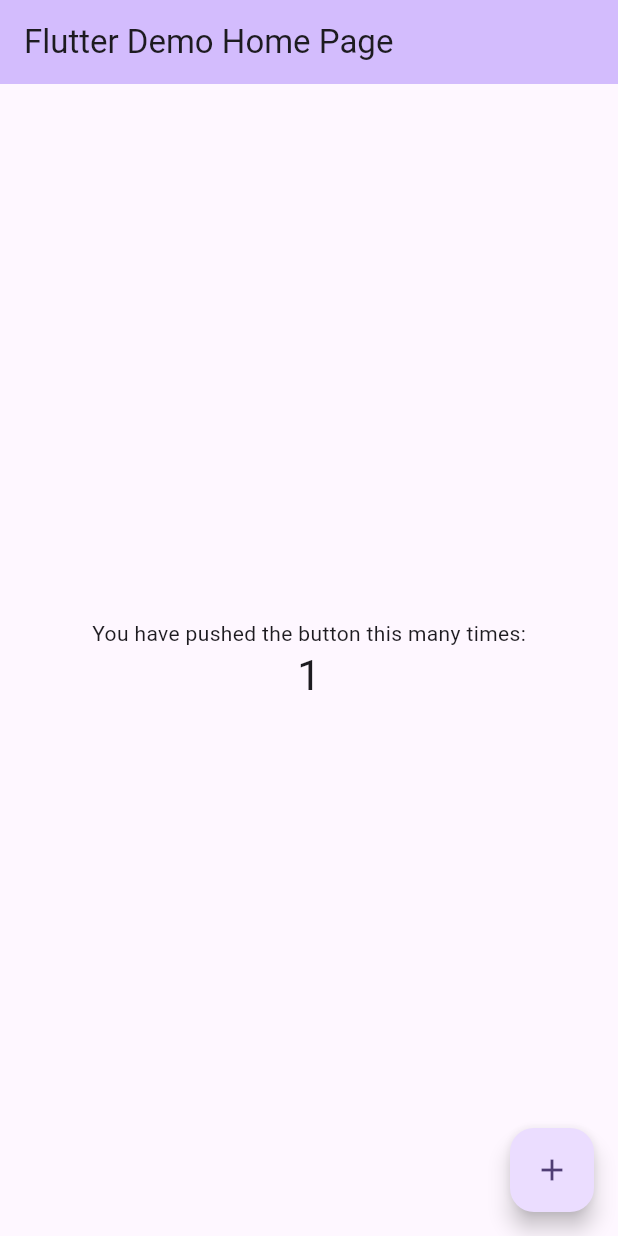
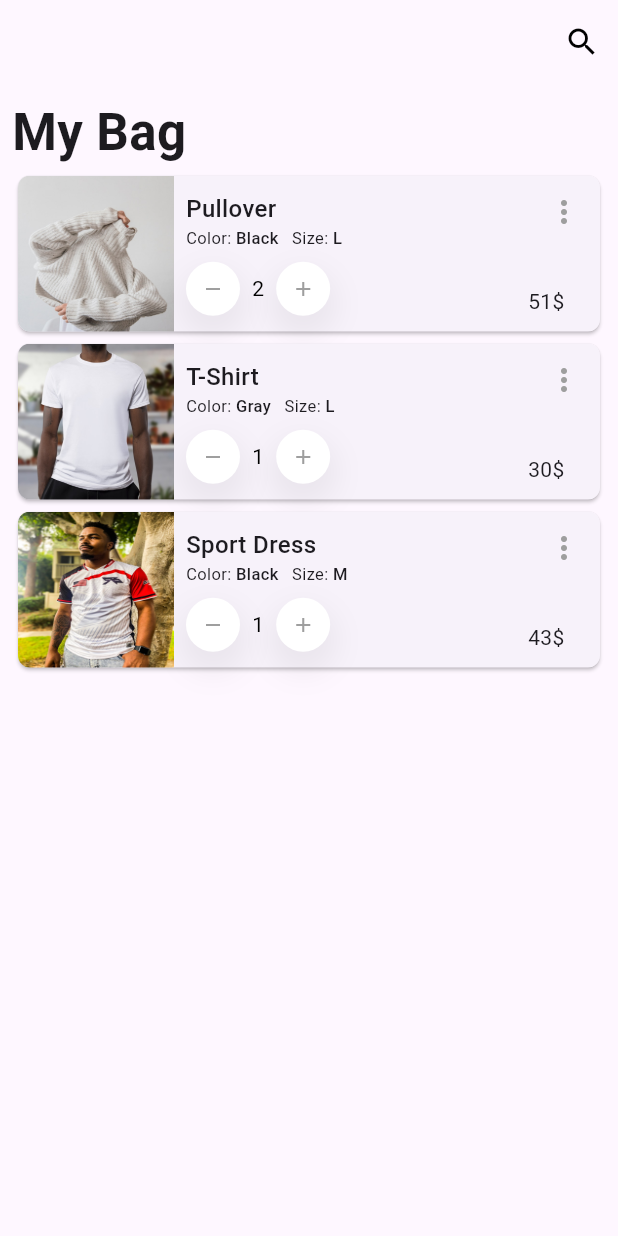
Before and after one commit to rayhan1650/cart_design_asignment, a Flutter app: the screen it shows after launch, after a tap on the "add" icon, on a phone screen of 412 x 824 dp. Run offline on Flutter 3.47's test engine with Material 3 defaults, Android fonts, the phone set to English and light mode, and no system bars.

Commit message:
item design done

```diff
--- /dev/null
+++ b/lib/item_list.dart
@@ -0,0 +1,312 @@
+import 'package:flutter/material.dart';
+
+class Item extends StatefulWidget {
+  String image;
+  String itemName;
+  String color;
+  String size;
+  int quantity;
+  int price;
+  Item(
+      {super.key,
+      required this.image,
+      required this.itemName,
+      required this.color,
+      required this.size,
+      required this.quantity,
+      required this.price}) {}
+
+  @override
+  State<Item> createState() => _ItemState();
+}
+
+class _ItemState extends State<Item> {
+  @override
+  Widget build(BuildContext context) {
+    return Card(
+      shape: RoundedRectangleBorder(
+        borderRadius: BorderRadius.circular(8),
+      ),
+      child: Row(
+        mainAxisAlignment: MainAxisAlignment.spaceBetween,
+        crossAxisAlignment: CrossAxisAlignment.start,
+        children: [
+          Row(
+            children: [
+              ClipRRect(
+                borderRadius: BorderRadius.only(
+                  topLeft: Radius.circular(8),
+                  bottomLeft: Radius.circular(8),
+                ),
+                child: Image.asset(
+                  '${widget.image}',
+                  width: 104,
+                  height: 104,
+                  fit: BoxFit.fill,
+                ),
+              ),
+              Padding(
+                padding: const EdgeInsets.all(8.0),
+                child: Column(
+                  crossAxisAlignment: CrossAxisAlignment.start,
+                  children: [
+                    Text(
+                      "${widget.itemName}",
+                      style: TextStyle(
+                        fontSize: 16,
+                        fontWeight: FontWeight.w500,
+                      ),
+                    ),
+                    Row(
+                      children: [
+                        Text(
+                          "Color:",
+                          style: TextStyle(
+                            fontSize: 11,
+                          ),
+                        ),
+                        Text(
+                          " ${widget.color}",
+                          style: TextStyle(
+                            fontSize: 11,
+                            fontWeight: FontWeight.w500,
+                          ),
+                        ),
+                        Text(
+                          "   Size:",
+                          style: TextStyle(
+                            fontSize: 11,
+                          ),
+                        ),
+                        Text(
+                          " ${widget.size}",
+                          style: TextStyle(
+                            fontSize: 11,
+                            fontWeight: FontWeight.w500,
+                          ),
+                        ),
+                      ],
+                    ),
+                    Padding(
+                      padding: const EdgeInsets.only(top: 8),
+                      child: Row(
+                        children: [
+                          Container(
+                            width: 36,
+                            height: 36,
+                            decoration: BoxDecoration(
+                              shape: BoxShape.circle,
+                              color: Colors.white,
+                              boxShadow: [
+                                BoxShadow(
+                                  color: Colors.black12.withOpacity(0.05),
+                                  blurStyle: BlurStyle.normal,
+                                  blurRadius: 15,
+                                  spreadRadius: 5,
+                                  offset: const Offset(0, 10),
+                                )
+                              ],
+                            ),
+                            alignment: Alignment.center,
+                            child: IconButton(
+                              onPressed: () {
+                                setState(() {
+                                  if (widget.quantity > 1) {
+                                    widget.quantity--;
+                                  }
+                                });
+                              },
+                              icon: Icon(
+                                Icons.remove,
+                                color: Colors.grey,
+                                size: 16,
+                              ),
+                            ),
+                          ),
+                          Padding(
+                            padding: const EdgeInsets.all(8.0),
+                            child: Text(
+                              "${widget.quantity}",
+                              style: TextStyle(
+                                fontSize: 14,
+                                color: Colors.black,
+                              ),
+                            ),
+                          ),
+                          Container(
+                            width: 36,
+                            height: 36,
+                            decoration: BoxDecoration(
+                              shape: BoxShape.circle,
+                              color: Colors.white,
+                              boxShadow: [
+                                BoxShadow(
+                                  color: Colors.black12.withOpacity(0.05),
+                                  blurStyle: BlurStyle.normal,
+                                  blurRadius: 15,
+                                  spreadRadius: 5,
+                                  offset: const Offset(0, 10),
+                                )
+                              ],
+                            ),
+                            alignment: Alignment.center,
+                            child: IconButton(
+                              onPressed: () {
+                                setState(() {
+                                  if (widget.quantity < 5) {
+                                    widget.quantity++;
+                                    if (widget.quantity == 5) {
+                                      showDialog(
+                                          context: context,
+                                          builder: (context) {
+                                            return AlertDialog(
+                                              title: Text(
+                                                'Congratulations!',
+                                                textAlign: TextAlign.center,
+                                                style: TextStyle(
+                                                    fontWeight: FontWeight.w700,
+                                                    color: Colors.black),
+                                              ),
+                                              content: Text(
+                                                "You have added \n 5 \n ${widget.itemName} on your bag!",
+                                                textAlign: TextAlign.center,
+                                                style: TextStyle(
+                                                    fontSize: 18,
+                                                    fontWeight: FontWeight.w400,
+                                                    color: Colors.black),
+                                              ),
+                                              actions: [
+                                                SizedBox(
+                                                  width: double.infinity,
+                                                  child: ElevatedButton(
+                                                    style: ElevatedButton
+                                                        .styleFrom(
+                                                      backgroundColor:
+                                                          Colors.red,
+                                                      foregroundColor:
+                                                          Colors.white,
+                                                      shape:
+                                                          RoundedRectangleBorder(
+                                                        borderRadius:
+                                                            BorderRadius
+                                                                .circular(25),
+                                                      ),
+                                                      textStyle:
+                                                          const TextStyle(
+                                                        fontSize: 14,
+                                                        fontWeight:
+                                                            FontWeight.w600,
+                                                      ),
+                                                      padding: const EdgeInsets
+                                                          .symmetric(
+                                                        horizontal: 20,
+                                                        vertical: 15,
+                                                      ),
+                                                    ),
+                                                    onPressed: () {
+                                                      Navigator.of(context)
+                                                          .pop();
+                                                    },
+                                                    child: const Text('OKAY'),
+                                                  ),
+                                                )
+                                              ],
+                                            );
+                                          });
+                                    }
+                                  } else if (widget.quantity == 5) {
+                                    showDialog(
+                                        context: context,
+                                        builder: (context) {
+                                          return AlertDialog(
+                                            title: Text(
+                                              'Congratulations!',
+                                              textAlign: TextAlign.center,
+                                              style: TextStyle(
+                                                  fontWeight: FontWeight.w700,
+                                                  color: Colors.black),
+                                            ),
+                                            content: Text(
+                                              "You have added \n 5 \n ${widget.itemName} on your bag!",
+                                              textAlign: TextAlign.center,
+                                              style: TextStyle(
+                                                  fontSize: 18,
+                                                  fontWeight: FontWeight.w400,
+                                                  color: Colors.black),
+                                            ),
+                                            actions: [
+                                              SizedBox(
+                                                width: double.infinity,
+                                                child: ElevatedButton(
+                                                  style:
+                                                      ElevatedButton.styleFrom(
+                                                    backgroundColor: Colors.red,
+                                                    foregroundColor:
+                                                        Colors.white,
+                                                    shape:
+                                                        RoundedRectangleBorder(
+                                                      borderRadius:
+                                                          BorderRadius.circular(
+                                                              25),
+                                                    ),
+                                                    textStyle: const TextStyle(
+                                                      fontSize: 14,
+                                                      fontWeight:
+                                                          FontWeight.w600,
+                                                    ),
+                                                    padding: const EdgeInsets
+                                                        .symmetric(
+                                                      horizontal: 20,
+                                                      vertical: 15,
+                                                    ),
+                                                  ),
+                                                  onPressed: () {
+                                                    Navigator.of(context).pop();
+                                                  },
+                                                  child: const Text('OKAY'),
+                                                ),
+                                              )
+                                            ],
+                                          );
+                                        });
+                                  }
+                                });
+                              },
+                              icon: Icon(
+                                Icons.add,
+                                color: Colors.grey,
+                                size: 16,
+                              ),
+                            ),
+                          )
+                        ],
+                      ),
+                    )
+                  ],
+                ),
+              ),
+            ],
+          ),
+          Column(
+            mainAxisAlignment: MainAxisAlignment.spaceAround,
+            crossAxisAlignment: CrossAxisAlignment.start,
+            mainAxisSize: MainAxisSize.min,
+            children: [
+              IconButton(
+                onPressed: () {},
+                icon: const Icon(
+                  Icons.more_vert_outlined,
+                  color: Colors.grey,
+                ),
+              ),
+              SizedBox(
+                height: 26,
+              ),
+              Text("${widget.price}\$"),
+            ],
+          )
+        ],
+      ),
+    );
+  }
+}
--- a/lib/main.dart
+++ b/lib/main.dart
@@ -1,3 +1,4 @@
+import 'package:cart_design_asignment/item_list.dart';
 import 'package:flutter/material.dart';
 
 void main() {
@@ -7,119 +8,77 @@
 class MyApp extends StatelessWidget {
   const MyApp({super.key});
 
-  // This widget is the root of your application.
   @override
   Widget build(BuildContext context) {
-    return MaterialApp(
-      title: 'Flutter Demo',
-      theme: ThemeData(
-        // This is the theme of your application.
-        //
-        // TRY THIS: Try running your application with "flutter run". You'll see
-        // the application has a purple toolbar. Then, without quitting the app,
-        // try changing the seedColor in the colorScheme below to Colors.green
-        // and then invoke "hot reload" (save your changes or press the "hot
-        // reload" button in a Flutter-supported IDE, or press "r" if you used
-        // the command line to start the app).
-        //
-        // Notice that the counter didn't reset back to zero; the application
-        // state is not lost during the reload. To reset the state, use hot
-        // restart instead.
-        //
-        // This works for code too, not just values: Most code changes can be
-        // tested with just a hot reload.
-        colorScheme: ColorScheme.fromSeed(seedColor: Colors.deepPurple),
-        useMaterial3: true,
-      ),
-      home: const MyHomePage(title: 'Flutter Demo Home Page'),
+    return const MaterialApp(
+      debugShowCheckedModeBanner: false,
+      title: "Cart design",
+      home: Home(),
     );
   }
 }
 
-class MyHomePage extends StatefulWidget {
-  const MyHomePage({super.key, required this.title});
-
-  // This widget is the home page of your application. It is stateful, meaning
-  // that it has a State object (defined below) that contains fields that affect
-  // how it looks.
-
-  // This class is the configuration for the state. It holds the values (in this
-  // case the title) provided by the parent (in this case the App widget) and
-  // used by the build method of the State. Fields in a Widget subclass are
-  // always marked "final".
-
-  final String title;
+class Home extends StatefulWidget {
+  const Home({super.key});
 
   @override
-  State<MyHomePage> createState() => _MyHomePageState();
+  State<Home> createState() => _HomeState();
 }
 
-class _MyHomePageState extends State<MyHomePage> {
-  int _counter = 0;
-
-  void _incrementCounter() {
-    setState(() {
-      // This call to setState tells the Flutter framework that something has
-      // changed in this State, which causes it to rerun the build method below
-      // so that the display can reflect the updated values. If we changed
-      // _counter without calling setState(), then the build method would not be
-      // called again, and so nothing would appear to happen.
-      _counter++;
-    });
-  }
-
+class _HomeState extends State<Home> {
   @override
   Widget build(BuildContext context) {
-    // This method is rerun every time setState is called, for instance as done
-    // by the _incrementCounter method above.
-    //
-    // The Flutter framework has been optimized to make rerunning build methods
-    // fast, so that you can just rebuild anything that needs updating rather
-    // than having to individually change instances of widgets.
     return Scaffold(
       appBar: AppBar(
-        // TRY THIS: Try changing the color here to a specific color (to
-        // Colors.amber, perhaps?) and trigger a hot reload to see the AppBar
-        // change color while the other colors stay the same.
-        backgroundColor: Theme.of(context).colorScheme.inversePrimary,
-        // Here we take the value from the MyHomePage object that was created by
-        // the App.build method, and use it to set our appbar title.
-        title: Text(widget.title),
+        actions: [
+          IconButton(
+            onPressed: () {},
+            icon: const Icon(
+              Icons.search,
+              color: Colors.black,
+            ),
+          )
+        ],
       ),
-      body: Center(
-        // Center is a layout widget. It takes a single child and positions it
-        // in the middle of the parent.
+      body: Padding(
+        padding: const EdgeInsets.all(8.0),
         child: Column(
-          // Column is also a layout widget. It takes a list of children and
-          // arranges them vertically. By default, it sizes itself to fit its
-          // children horizontally, and tries to be as tall as its parent.
-          //
-          // Column has various properties to control how it sizes itself and
-          // how it positions its children. Here we use mainAxisAlignment to
-          // center the children vertically; the main axis here is the vertical
-          // axis because Columns are vertical (the cross axis would be
-          // horizontal).
-          //
-          // TRY THIS: Invoke "debug painting" (choose the "Toggle Debug Paint"
-          // action in the IDE, or press "p" in the console), to see the
-          // wireframe for each widget.
-          mainAxisAlignment: MainAxisAlignment.center,
-          children: <Widget>[
+          crossAxisAlignment: CrossAxisAlignment.start,
+          children: [
             const Text(
-              'You have pushed the button this many times:',
+              "My Bag",
+              style: TextStyle(
+                fontSize: 34,
+                fontWeight: FontWeight.w700,
+              ),
             ),
-            Text(
-              '$_counter',
-              style: Theme.of(context).textTheme.headlineMedium,
+            Item(
+              image: 'images/pullover.jpg',
+              itemName: 'Pullover',
+              color: 'Black',
+              size: 'L',
+              quantity: 1,
+              price: 51,
             ),
+            Item(
+              image: 'images/tshirt.jpg',
+              itemName: 'T-Shirt',
+              color: 'Gray',
+              size: 'L',
+              quantity: 1,
+              price: 30,
+            ),
+            Item(
+              image: 'images/sport_dress.jpg',
+              itemName: 'Sport Dress',
+              color: 'Black',
+              size: 'M',
+              quantity: 1,
+              price: 43,
+            )
           ],
         ),
       ),
-      floatingActionButton: FloatingActionButton(
-        onPressed: _incrementCounter,
-        tooltip: 'Increment',
-        child: const Icon(Icons.add),
-      ), // This trailing comma makes auto-formatting nicer for build methods.
     );
   }
 }
--- a/pubspec.yaml
+++ b/pubspec.yaml
@@ -59,9 +59,9 @@ flutter:
   uses-material-design: true
 
   # To add assets to your application, add an assets section, like this:
-  # assets:
-  #   - images/a_dot_burr.jpeg
-  #   - images/a_dot_ham.jpeg
+  assets:
+    - images/
+
 
   # An image asset can refer to one or more resolution-specific "variants", see
   # https://flutter.dev/assets-and-images/#resolution-aware
```
Also changed, not shown: images/pullover.jpg (added), images/sport_dress.jpg (added), images/tshirt.jpg (added).
